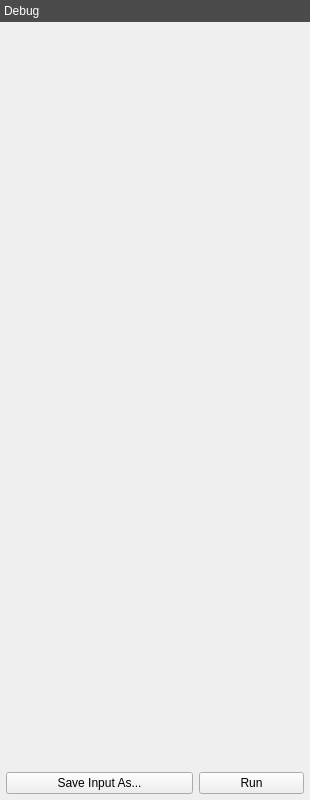
Before: the Qt Designer form src/crispy/quanty/uis/main.ui in mretegan/crispy, drawn with Qt 5.
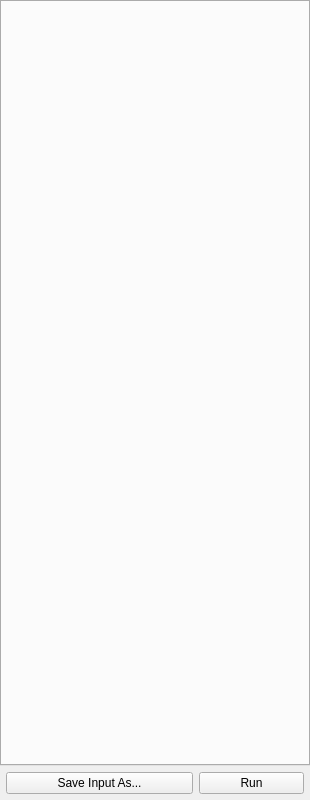
After: the same form once the commit is applied.

```diff
--- a/src/crispy/quanty/uis/main.ui
+++ b/src/crispy/quanty/uis/main.ui
@@ -22,12 +22,6 @@
     <height>350</height>
    </size>
   </property>
-  <property name="styleSheet">
-   <string notr="true">QToolBox::tab {
-    background-color: rgb(75, 75, 75);
-    color: white;
-}</string>
-  </property>
   <property name="features">
    <set>QDockWidget::DockWidgetFloatable|QDockWidget::DockWidgetMovable</set>
   </property>
@@ -61,43 +55,10 @@
      <number>0</number>
     </property>
     <item>
-     <widget class="QToolBox" name="toolBox">
+     <widget class="QTabWidget" name="tabWidget">
       <property name="enabled">
        <bool>true</bool>
       </property>
-      <property name="lineWidth">
-       <number>0</number>
-      </property>
-      <property name="tabSpacing">
-       <number>6</number>
-      </property>
-      <widget class="QWidget" name="debug">
-       <property name="geometry">
-        <rect>
-         <x>0</x>
-         <y>0</y>
-         <width>310</width>
-         <height>714</height>
-        </rect>
-       </property>
-       <attribute name="label">
-        <string>Debug</string>
-       </attribute>
-       <layout class="QVBoxLayout" name="generalPageVerticalLayout">
-        <property name="leftMargin">
-         <number>6</number>
-        </property>
-        <property name="topMargin">
-         <number>6</number>
-        </property>
-        <property name="rightMargin">
-         <number>6</number>
-        </property>
-        <property name="bottomMargin">
-         <number>6</number>
-        </property>
-       </layout>
-      </widget>
      </widget>
     </item>
     <item>
```
